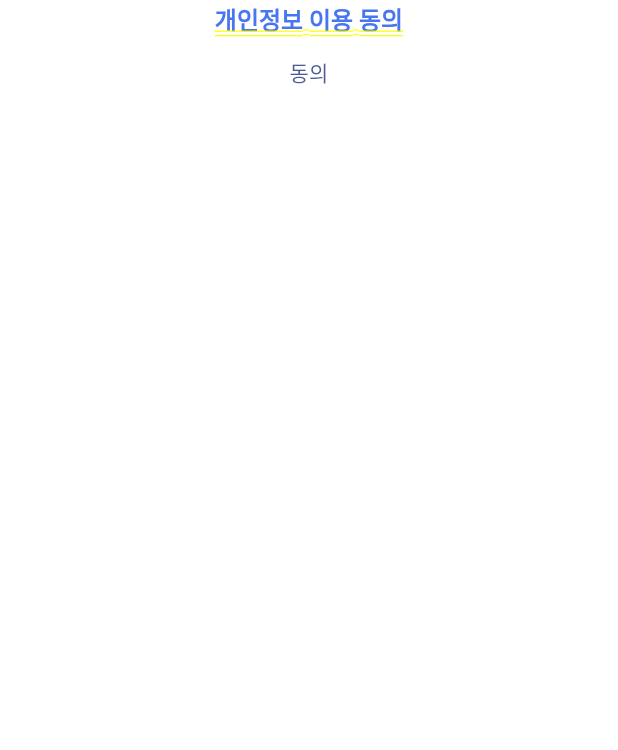
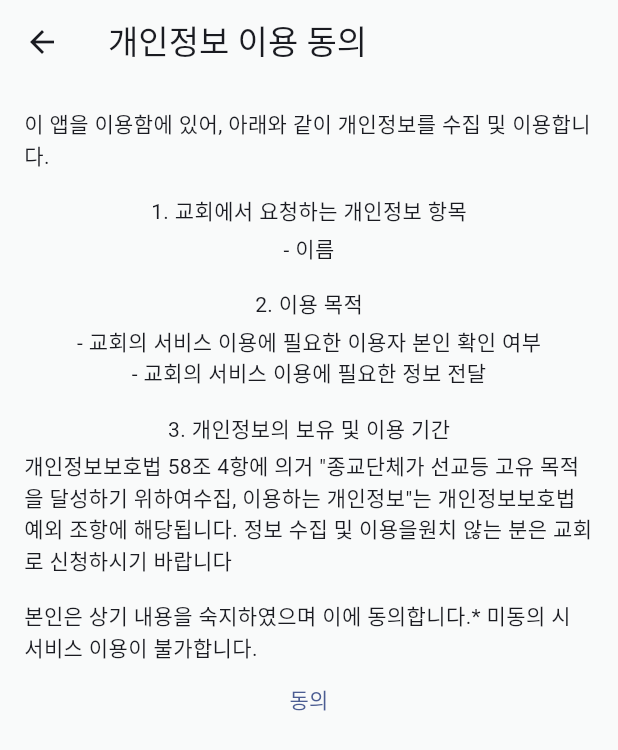
Before and after one commit to wondo8449/theone, a Flutter app: the AcceptedPage screen opened by its route, on a phone screen of 412 x 824 dp. Shown: the top 750 px of the screen. Run offline on Flutter 3.47's test engine with Material 3 defaults, Android fonts, the phone set to English and light mode, and no system bars; our stand-ins replace flutter_riverpod, flutter_secure_storage, jwt_decoder; accounts and stored records are empty; Roboto replaces fonts that are missing (Pretendard).

Commit message:
개인정보 활용 동의 내용 작성

```diff
--- a/lib/features/auth/presentation/accepted_page.dart
+++ b/lib/features/auth/presentation/accepted_page.dart
@@ -1,6 +1,7 @@
 import 'package:flutter/material.dart';
 import 'package:flutter_riverpod/flutter_riverpod.dart';
 import 'package:theone/core/constants/app_colors.dart';
+import 'package:theone/core/constants/app_spacing.dart';
 import 'package:theone/core/constants/app_typography.dart';
 import 'package:theone/features/auth/provider/auth_provider.dart';
 import 'package:theone/features/auth/data/auth_api.dart';
@@ -13,20 +14,59 @@ class AcceptedPage extends ConsumerStatefulWidget {
 class _AcceptedPageState extends ConsumerState<AcceptedPage> {
   Future<void> _handleAccept() async {
     final authApi = ref.read(authApiProvider);
+    final authNotifier = ref.read(authProvider.notifier);
 
+    try {
+      await authApi.accept();
+      await authNotifier.accept();
+
+      Navigator.pushReplacementNamed(context, '/');
+    } catch(e) {
+      ScaffoldMessenger.of(context).showSnackBar(
+        SnackBar(
+          content: Text('개인정보 활용 동의 실패'),
+          backgroundColor: Colors.red,
+        ),
+      );
+    }
 
   }
 
   @override
   Widget build(BuildContext context) {
-    return Column(
+    return Scaffold(
+      appBar: AppBar(title: Text('개인정보 이용 동의')),
+      body: Padding(
+          padding: AppSpacing.medium16,
+          child: Column(
+            mainAxisAlignment: MainAxisAlignment.start,
             children: [
-        Text('개인정보 이용 동의', style: AppTypography.headline5.copyWith(color: AppColors.primary_450)),
+              Text('이 앱을 이용함에 있어, 아래와 같이 개인정보를 수집 및 이용합니다.'),
+              SizedBox(height: 16),
+              Text('1. 교회에서 요청하는 개인정보 항목'),
+              SizedBox(height: 4),
+              Text('- 이름'),
+              SizedBox(height: 16),
+              Text('2. 이용 목적'),
+              SizedBox(height: 4),
+              Text('- 교회의 서비스 이용에 필요한 이용자 본인 확인 여부'),
+              Text('- 교회의 서비스 이용에 필요한 정보 전달'),
+              SizedBox(height: 16),
+              Text('3. 개인정보의 보유 및 이용 기간'),
+              SizedBox(height: 4),
+              Text('개인정보보호법 58조 4항에 의거 "종교단체가 선교등 고유 목적을 달성하기 위하여'
+                  '수집, 이용하는 개인정보"는 개인정보보호법 예외 조항에 해당됩니다. 정보 수집 및 이용을'
+                  '원치 않는 분은 교회로 신청하시기 바랍니다'),
+              SizedBox(height: 16),
+              Text('본인은 상기 내용을 숙지하였으며 이에 동의합니다.'
+                  '* 미동의 시 서비스 이용이 불가합니다.'),
               TextButton(
                   onPressed: _handleAccept,
                   child: Text('동의')
               )
             ],
+          )
+      ),
     );
   }
 
```
Lines whose indentation alone changed are shown as unchanged.
